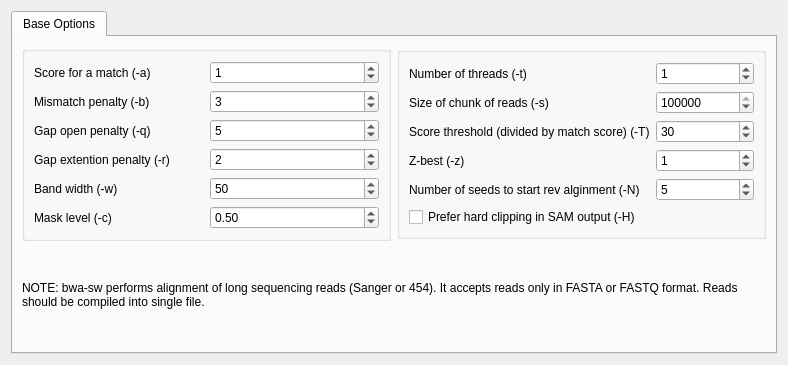
Qt form src/plugins/external_tool_support/src/ui/BwaSwSettings.ui (violethaze74/ugene) before a commit.
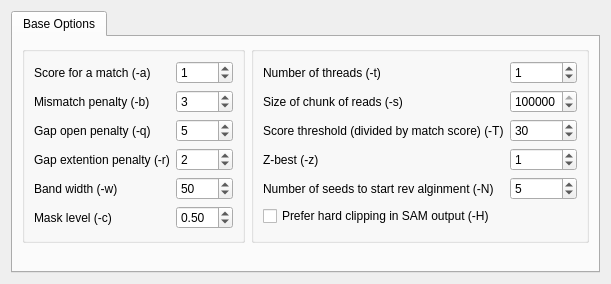
The same form after that commit.

```diff
--- a/src/plugins/external_tool_support/src/ui/BwaSwSettings.ui
+++ b/src/plugins/external_tool_support/src/ui/BwaSwSettings.ui
@@ -6,18 +6,18 @@
    <rect>
     <x>0</x>
     <y>0</y>
-    <width>788</width>
-    <height>365</height>
+    <width>586</width>
+    <height>278</height>
    </rect>
   </property>
   <property name="windowTitle">
    <string>Form</string>
   </property>
-  <layout class="QGridLayout" name="gridLayout_8">
+  <layout class="QVBoxLayout" name="verticalLayout_2">
    <property name="sizeConstraint">
     <enum>QLayout::SetMinAndMaxSize</enum>
    </property>
-   <item row="0" column="0">
+   <item>
     <widget class="QTabWidget" name="tabWidget">
      <property name="currentIndex">
       <number>0</number>
@@ -26,154 +26,16 @@
       <attribute name="title">
        <string>Base Options</string>
       </attribute>
-      <layout class="QGridLayout" name="gridLayout_5">
+      <layout class="QVBoxLayout" name="verticalLayout">
        <property name="sizeConstraint">
-        <enum>QLayout::SetMinAndMaxSize</enum>
+        <enum>QLayout::SetMaximumSize</enum>
        </property>
-       <item row="0" column="1">
-        <widget class="QGroupBox" name="groupBox">
-         <layout class="QGridLayout" name="gridLayout_3">
+       <item>
+        <layout class="QHBoxLayout" name="horizontalLayout">
           <property name="sizeConstraint">
-           <enum>QLayout::SetMinAndMaxSize</enum>
-          </property>
-          <item row="2" column="0">
-           <widget class="QLabel" name="label_37">
-            <property name="layoutDirection">
-             <enum>Qt::LeftToRight</enum>
-            </property>
-            <property name="text">
-             <string>Score threshold (divided by match score) (-T)</string>
-            </property>
-            <property name="alignment">
-             <set>Qt::AlignLeading|Qt::AlignLeft|Qt::AlignVCenter</set>
-            </property>
-            <property name="margin">
-             <number>5</number>
-            </property>
-           </widget>
-          </item>
-          <item row="0" column="0">
-           <widget class="QLabel" name="label_2">
-            <property name="layoutDirection">
-             <enum>Qt::LeftToRight</enum>
-            </property>
-            <property name="text">
-             <string>Number of threads (-t)</string>
-            </property>
-            <property name="alignment">
-             <set>Qt::AlignLeading|Qt::AlignLeft|Qt::AlignVCenter</set>
-            </property>
-            <property name="margin">
-             <number>5</number>
-            </property>
-           </widget>
-          </item>
-          <item row="0" column="1">
-           <widget class="QSpinBox" name="numThreadsSpinbox">
-            <property name="value">
-             <number>1</number>
-            </property>
-           </widget>
-          </item>
-          <item row="7" column="0">
-           <widget class="QLabel" name="label_44">
-            <property name="layoutDirection">
-             <enum>Qt::LeftToRight</enum>
-            </property>
-            <property name="text">
-             <string>Number of seeds to start rev alginment (-N)</string>
-            </property>
-            <property name="alignment">
-             <set>Qt::AlignLeading|Qt::AlignLeft|Qt::AlignVCenter</set>
-            </property>
-            <property name="margin">
-             <number>5</number>
-            </property>
-           </widget>
-          </item>
-          <item row="6" column="0">
-           <widget class="QLabel" name="label_38">
-            <property name="layoutDirection">
-             <enum>Qt::LeftToRight</enum>
-            </property>
-            <property name="text">
-             <string>Z-best (-z)</string>
-            </property>
-            <property name="alignment">
-             <set>Qt::AlignLeading|Qt::AlignLeft|Qt::AlignVCenter</set>
-            </property>
-            <property name="margin">
-             <number>5</number>
-            </property>
-           </widget>
-          </item>
-          <item row="2" column="1">
-           <widget class="QSpinBox" name="scoreThresholdSpinbox">
-            <property name="value">
-             <number>30</number>
-            </property>
-           </widget>
-          </item>
-          <item row="9" column="0">
-           <widget class="QCheckBox" name="hardClippingCheckBox">
-            <property name="text">
-             <string>Prefer hard clipping in SAM output (-H)</string>
-            </property>
-           </widget>
-          </item>
-          <item row="6" column="1">
-           <widget class="QSpinBox" name="zBestSpinbox">
-            <property name="value">
-             <number>1</number>
-            </property>
-           </widget>
-          </item>
-          <item row="7" column="1">
-           <widget class="QSpinBox" name="revAlnThreshold">
-            <property name="toolTip">
-             <string>&lt;html&gt;&lt;head/&gt;&lt;body&gt;&lt;p&gt;Number of seed to trigger reverse alignment&lt;/p&gt;&lt;/body&gt;&lt;/html&gt;</string>
-            </property>
-            <property name="value">
-             <number>5</number>
-            </property>
-           </widget>
-          </item>
-          <item row="1" column="0">
-           <widget class="QLabel" name="label_39">
-            <property name="layoutDirection">
-             <enum>Qt::LeftToRight</enum>
-            </property>
-            <property name="text">
-             <string>Size of chunk of reads (-s)</string>
-            </property>
-            <property name="alignment">
-             <set>Qt::AlignLeading|Qt::AlignLeft|Qt::AlignVCenter</set>
-            </property>
-            <property name="margin">
-             <number>5</number>
-            </property>
-           </widget>
-          </item>
-          <item row="1" column="1">
-           <widget class="QSpinBox" name="chunkSizeSpinbox">
-            <property name="minimum">
-             <number>100</number>
-            </property>
-            <property name="maximum">
-             <number>4000000</number>
-            </property>
-            <property name="singleStep">
-             <number>1000</number>
-            </property>
-            <property name="value">
-             <number>1000000</number>
-            </property>
-           </widget>
-          </item>
-         </layout>
-        </widget>
-       </item>
-       <item row="0" column="0">
+          <enum>QLayout::SetMaximumSize</enum>
+         </property>
+         <item>
         <widget class="QGroupBox" name="groupBox_0">
          <property name="title">
           <string/>
@@ -198,26 +60,10 @@
             </property>
            </widget>
           </item>
-          <item row="2" column="1">
-           <widget class="QSpinBox" name="gapOpenSpinbox">
+            <item row="0" column="1">
+             <widget class="QSpinBox" name="matchScoreSpinbox">
             <property name="value">
-             <number>5</number>
-            </property>
-           </widget>
-          </item>
-          <item row="3" column="0">
-           <widget class="QLabel" name="label_18">
-            <property name="layoutDirection">
-             <enum>Qt::LeftToRight</enum>
-            </property>
-            <property name="text">
-             <string>Gap extention penalty (-r)</string>
-            </property>
-            <property name="alignment">
-             <set>Qt::AlignLeading|Qt::AlignLeft|Qt::AlignVCenter</set>
-            </property>
-            <property name="margin">
-             <number>5</number>
+               <number>1</number>
             </property>
            </widget>
           </item>
@@ -244,6 +90,45 @@
             </property>
            </widget>
           </item>
+            <item row="2" column="0">
+             <widget class="QLabel" name="label_17">
+              <property name="layoutDirection">
+               <enum>Qt::LeftToRight</enum>
+              </property>
+              <property name="text">
+               <string>Gap open penalty (-q)</string>
+              </property>
+              <property name="alignment">
+               <set>Qt::AlignLeading|Qt::AlignLeft|Qt::AlignVCenter</set>
+              </property>
+              <property name="margin">
+               <number>5</number>
+              </property>
+             </widget>
+            </item>
+            <item row="2" column="1">
+             <widget class="QSpinBox" name="gapOpenSpinbox">
+              <property name="value">
+               <number>5</number>
+              </property>
+             </widget>
+            </item>
+            <item row="3" column="0">
+             <widget class="QLabel" name="label_18">
+              <property name="layoutDirection">
+               <enum>Qt::LeftToRight</enum>
+              </property>
+              <property name="text">
+               <string>Gap extention penalty (-r)</string>
+              </property>
+              <property name="alignment">
+               <set>Qt::AlignLeading|Qt::AlignLeft|Qt::AlignVCenter</set>
+              </property>
+              <property name="margin">
+               <number>5</number>
+              </property>
+             </widget>
+            </item>
           <item row="3" column="1">
            <widget class="QSpinBox" name="gapExtSpinbox">
             <property name="value">
@@ -251,29 +136,6 @@
             </property>
            </widget>
           </item>
-          <item row="2" column="0">
-           <widget class="QLabel" name="label_17">
-            <property name="layoutDirection">
-             <enum>Qt::LeftToRight</enum>
-            </property>
-            <property name="text">
-             <string>Gap open penalty (-q)</string>
-            </property>
-            <property name="alignment">
-             <set>Qt::AlignLeading|Qt::AlignLeft|Qt::AlignVCenter</set>
-            </property>
-            <property name="margin">
-             <number>5</number>
-            </property>
-           </widget>
-          </item>
-          <item row="9" column="1">
-           <widget class="QDoubleSpinBox" name="maskLevelSpinbox">
-            <property name="value">
-             <double>0.500000000000000</double>
-            </property>
-           </widget>
-          </item>
           <item row="7" column="0">
            <widget class="QLabel" name="label_43">
             <property name="layoutDirection">
@@ -290,22 +152,6 @@
             </property>
            </widget>
           </item>
-          <item row="9" column="0">
-           <widget class="QLabel" name="label_42">
-            <property name="layoutDirection">
-             <enum>Qt::LeftToRight</enum>
-            </property>
-            <property name="text">
-             <string>Mask level (-c)</string>
-            </property>
-            <property name="alignment">
-             <set>Qt::AlignLeading|Qt::AlignLeft|Qt::AlignVCenter</set>
-            </property>
-            <property name="margin">
-             <number>5</number>
-            </property>
-           </widget>
-          </item>
           <item row="7" column="1">
            <widget class="QSpinBox" name="bandWidthSpinbox">
             <property name="value">
@@ -313,20 +159,214 @@
             </property>
            </widget>
           </item>
+            <item row="9" column="0">
+             <widget class="QLabel" name="label_42">
+              <property name="layoutDirection">
+               <enum>Qt::LeftToRight</enum>
+              </property>
+              <property name="text">
+               <string>Mask level (-c)</string>
+              </property>
+              <property name="alignment">
+               <set>Qt::AlignLeading|Qt::AlignLeft|Qt::AlignVCenter</set>
+              </property>
+              <property name="margin">
+               <number>5</number>
+              </property>
+             </widget>
+            </item>
+            <item row="9" column="1">
+             <widget class="QDoubleSpinBox" name="maskLevelSpinbox">
+              <property name="value">
+               <double>0.500000000000000</double>
+              </property>
+             </widget>
+            </item>
+            <item row="10" column="0">
+             <spacer name="verticalSpacer_2">
+              <property name="orientation">
+               <enum>Qt::Vertical</enum>
+              </property>
+              <property name="sizeHint" stdset="0">
+               <size>
+                <width>20</width>
+                <height>40</height>
+               </size>
+              </property>
+             </spacer>
+            </item>
+           </layout>
+          </widget>
+         </item>
+         <item>
+          <widget class="QGroupBox" name="groupBox">
+           <layout class="QGridLayout" name="gridLayout_3">
+            <property name="sizeConstraint">
+             <enum>QLayout::SetMinAndMaxSize</enum>
+            </property>
+            <item row="0" column="0">
+             <widget class="QLabel" name="label_2">
+              <property name="layoutDirection">
+               <enum>Qt::LeftToRight</enum>
+              </property>
+              <property name="text">
+               <string>Number of threads (-t)</string>
+              </property>
+              <property name="alignment">
+               <set>Qt::AlignLeading|Qt::AlignLeft|Qt::AlignVCenter</set>
+              </property>
+              <property name="margin">
+               <number>5</number>
+              </property>
+             </widget>
+            </item>
           <item row="0" column="1">
-           <widget class="QSpinBox" name="matchScoreSpinbox">
+             <widget class="QSpinBox" name="numThreadsSpinbox">
             <property name="value">
              <number>1</number>
             </property>
            </widget>
           </item>
+            <item row="1" column="0">
+             <widget class="QLabel" name="label_39">
+              <property name="layoutDirection">
+               <enum>Qt::LeftToRight</enum>
+              </property>
+              <property name="text">
+               <string>Size of chunk of reads (-s)</string>
+              </property>
+              <property name="alignment">
+               <set>Qt::AlignLeading|Qt::AlignLeft|Qt::AlignVCenter</set>
+              </property>
+              <property name="margin">
+               <number>5</number>
+              </property>
+             </widget>
+            </item>
+            <item row="1" column="1">
+             <widget class="QSpinBox" name="chunkSizeSpinbox">
+              <property name="minimum">
+               <number>100</number>
+              </property>
+              <property name="maximum">
+               <number>4000000</number>
+              </property>
+              <property name="singleStep">
+               <number>1000</number>
+              </property>
+              <property name="value">
+               <number>1000000</number>
+              </property>
+             </widget>
+            </item>
+            <item row="2" column="0">
+             <widget class="QLabel" name="label_37">
+              <property name="layoutDirection">
+               <enum>Qt::LeftToRight</enum>
+              </property>
+              <property name="text">
+               <string>Score threshold (divided by match score) (-T)</string>
+              </property>
+              <property name="alignment">
+               <set>Qt::AlignLeading|Qt::AlignLeft|Qt::AlignVCenter</set>
+              </property>
+              <property name="margin">
+               <number>5</number>
+              </property>
+             </widget>
+            </item>
+            <item row="2" column="1">
+             <widget class="QSpinBox" name="scoreThresholdSpinbox">
+              <property name="value">
+               <number>30</number>
+              </property>
+             </widget>
+            </item>
+            <item row="6" column="0">
+             <widget class="QLabel" name="label_38">
+              <property name="layoutDirection">
+               <enum>Qt::LeftToRight</enum>
+              </property>
+              <property name="text">
+               <string>Z-best (-z)</string>
+              </property>
+              <property name="alignment">
+               <set>Qt::AlignLeading|Qt::AlignLeft|Qt::AlignVCenter</set>
+              </property>
+              <property name="margin">
+               <number>5</number>
+              </property>
+             </widget>
+            </item>
+            <item row="6" column="1">
+             <widget class="QSpinBox" name="zBestSpinbox">
+              <property name="value">
+               <number>1</number>
+              </property>
+             </widget>
+            </item>
+            <item row="7" column="0">
+             <widget class="QLabel" name="label_44">
+              <property name="layoutDirection">
+               <enum>Qt::LeftToRight</enum>
+              </property>
+              <property name="text">
+               <string>Number of seeds to start rev alginment (-N)</string>
+              </property>
+              <property name="alignment">
+               <set>Qt::AlignLeading|Qt::AlignLeft|Qt::AlignVCenter</set>
+              </property>
+              <property name="margin">
+               <number>5</number>
+              </property>
+             </widget>
+            </item>
+            <item row="7" column="1">
+             <widget class="QSpinBox" name="revAlnThreshold">
+              <property name="toolTip">
+               <string>&lt;html&gt;&lt;head/&gt;&lt;body&gt;&lt;p&gt;Number of seed to trigger reverse alignment&lt;/p&gt;&lt;/body&gt;&lt;/html&gt;</string>
+              </property>
+              <property name="value">
+               <number>5</number>
+              </property>
+             </widget>
+            </item>
+            <item row="9" column="0">
+             <widget class="QCheckBox" name="hardClippingCheckBox">
+              <property name="text">
+               <string>Prefer hard clipping in SAM output (-H)</string>
+              </property>
+             </widget>
+            </item>
+            <item row="10" column="0">
+             <spacer name="verticalSpacer">
+              <property name="orientation">
+               <enum>Qt::Vertical</enum>
+              </property>
+              <property name="sizeHint" stdset="0">
+               <size>
+                <width>20</width>
+                <height>0</height>
+               </size>
+              </property>
+             </spacer>
+            </item>
          </layout>
         </widget>
        </item>
-       <item row="1" column="0" colspan="2">
+        </layout>
+       </item>
+       <item>
         <widget class="QLabel" name="label">
          <property name="text">
-          <string>NOTE: bwa-sw performs alignment of long sequencing reads (Sanger or 454). It accepts reads only in FASTA or FASTQ format. Reads should be compiled into single file.</string>
+          <string>&lt;!DOCTYPE HTML PUBLIC &quot;-//W3C//DTD HTML 4.0//EN&quot; &quot;http://www.w3.org/TR/REC-html40/strict.dtd&quot;&gt;
+&lt;html&gt;&lt;head&gt;&lt;meta name=&quot;qrichtext&quot; content=&quot;1&quot; /&gt;&lt;style type=&quot;text/css&quot;&gt;
+p, li { white-space: pre-wrap; }
+&lt;/style&gt;&lt;/head&gt;&lt;body style=&quot; font-family:'MS Shell Dlg 2'; font-size:8.25pt; font-weight:400; font-style:normal;&quot;&gt;
+&lt;p style=&quot;-qt-paragraph-type:empty; margin-top:0px; margin-bottom:0px; margin-left:0px; margin-right:0px; -qt-block-indent:0; text-indent:0px; font-size:8pt;&quot;&gt;&lt;/p&gt;&lt;/body&gt;&lt;/html&gt;</string>
+         </property>
+         <property name="textFormat">
+          <enum>Qt::RichText</enum>
          </property>
          <property name="wordWrap">
           <bool>true</bool>
```
Lines whose indentation alone changed are shown as unchanged.
